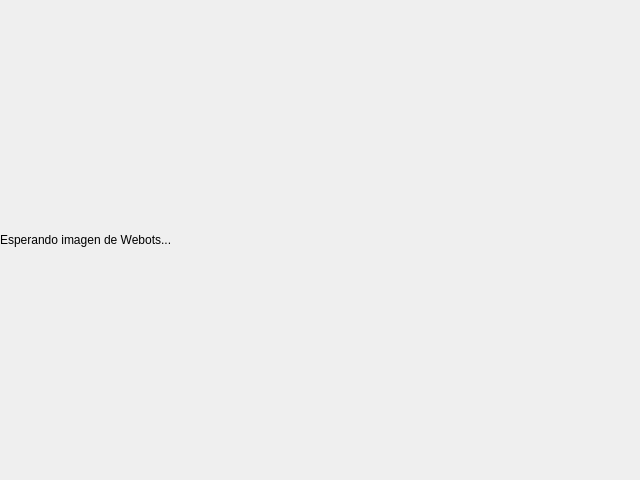
Before: the Qt Designer form agents/vision_sam/src/mainUI.ui in jcalderon12/robocomp-insight, drawn with Qt 5.
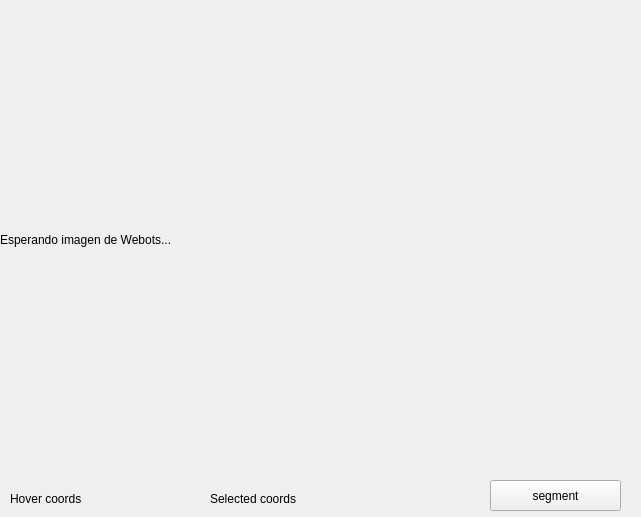
After: the same form once the commit is applied.

Commit message: Updated vision_sam ui for mouse hover coordinates debugging and click into segmentation testing!

```diff
--- a/agents/vision_sam/src/mainUI.ui
+++ b/agents/vision_sam/src/mainUI.ui
@@ -6,8 +6,8 @@
    <rect>
     <x>0</x>
     <y>0</y>
-    <width>640</width>
-    <height>480</height>
+    <width>641</width>
+    <height>517</height>
    </rect>
   </property>
   <property name="windowTitle">
@@ -29,6 +29,45 @@
     <bool>true</bool>
    </property>
   </widget>
+  <widget class="QLabel" name="image_coords_label">
+   <property name="geometry">
+    <rect>
+     <x>10</x>
+     <y>490</y>
+     <width>181</width>
+     <height>17</height>
+    </rect>
+   </property>
+   <property name="text">
+    <string>Hover coords</string>
+   </property>
+  </widget>
+  <widget class="QLabel" name="image_sel_coords_label">
+   <property name="geometry">
+    <rect>
+     <x>210</x>
+     <y>490</y>
+     <width>221</width>
+     <height>17</height>
+    </rect>
+   </property>
+   <property name="text">
+    <string>Selected coords</string>
+   </property>
+  </widget>
+  <widget class="QPushButton" name="segment_button">
+   <property name="geometry">
+    <rect>
+     <x>490</x>
+     <y>480</y>
+     <width>131</width>
+     <height>31</height>
+    </rect>
+   </property>
+   <property name="text">
+    <string>segment</string>
+   </property>
+  </widget>
  </widget>
  <resources/>
  <connections/>
```
The commit also changes 10 other files.
